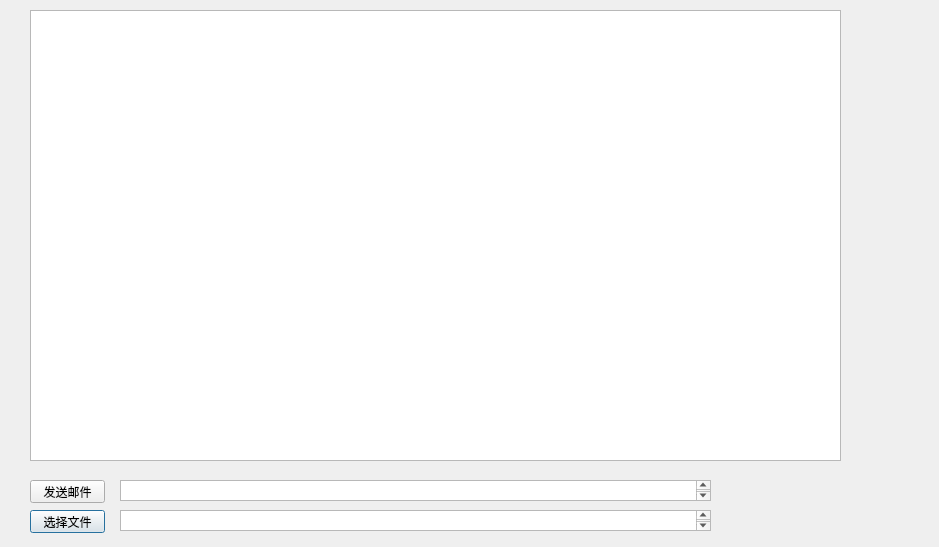
Before: the Qt Designer form sendmail.ui in grysgreat/QtMail, drawn with Qt 5.
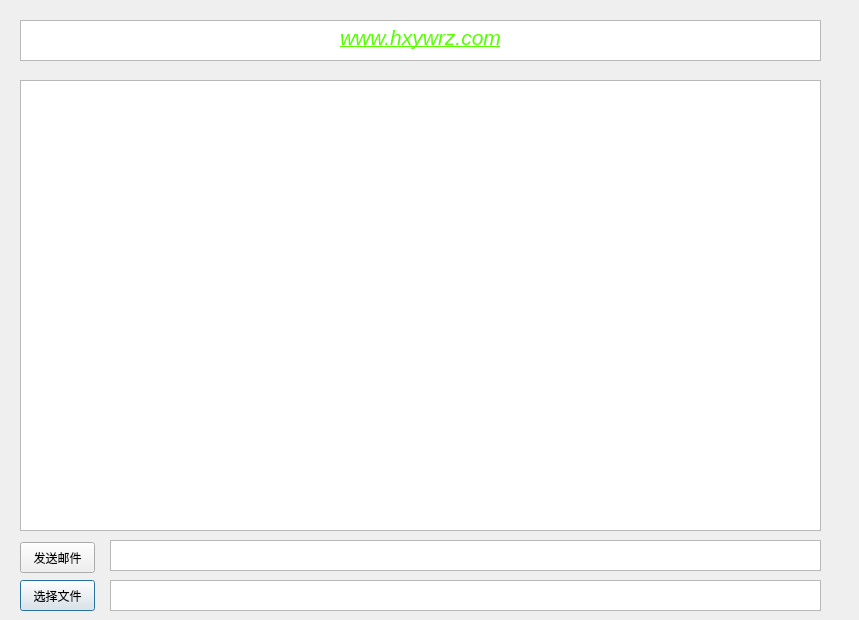
After: the same form once the commit is applied. Icons and pictures are not drawn.

Patch:
```diff
--- a/sendmail.ui
+++ b/sendmail.ui
@@ -6,30 +6,36 @@
    <rect>
     <x>0</x>
     <y>0</y>
-    <width>939</width>
-    <height>547</height>
+    <width>859</width>
+    <height>620</height>
    </rect>
   </property>
   <property name="windowTitle">
    <string>Dialog</string>
   </property>
+  <property name="styleSheet">
+   <string notr="true">border-image: url(:/pics/bkd.png);</string>
+  </property>
   <widget class="QTextEdit" name="textEdit">
    <property name="geometry">
     <rect>
-     <x>30</x>
-     <y>10</y>
-     <width>811</width>
+     <x>20</x>
+     <y>80</y>
+     <width>801</width>
      <height>451</height>
     </rect>
    </property>
+   <property name="styleSheet">
+    <string notr="true">border-image: url(:/pics/空白3.jpg);</string>
+   </property>
   </widget>
   <widget class="QPushButton" name="pushButton">
    <property name="geometry">
     <rect>
-     <x>30</x>
-     <y>510</y>
+     <x>20</x>
+     <y>580</y>
      <width>75</width>
-     <height>23</height>
+     <height>31</height>
     </rect>
    </property>
    <property name="text">
@@ -39,20 +45,20 @@
   <widget class="QTextBrowser" name="textBrowser">
    <property name="geometry">
     <rect>
-     <x>120</x>
-     <y>510</y>
-     <width>591</width>
-     <height>21</height>
+     <x>110</x>
+     <y>580</y>
+     <width>711</width>
+     <height>31</height>
     </rect>
    </property>
   </widget>
   <widget class="QPushButton" name="pushButton_2">
    <property name="geometry">
     <rect>
-     <x>30</x>
-     <y>480</y>
+     <x>20</x>
+     <y>542</y>
      <width>75</width>
-     <height>23</height>
+     <height>31</height>
     </rect>
    </property>
    <property name="text">
@@ -62,13 +68,30 @@
   <widget class="QTextEdit" name="textEdit_2">
    <property name="geometry">
     <rect>
-     <x>120</x>
-     <y>480</y>
-     <width>591</width>
-     <height>21</height>
+     <x>110</x>
+     <y>540</y>
+     <width>711</width>
+     <height>31</height>
     </rect>
    </property>
   </widget>
+  <widget class="QTextEdit" name="textEdit_3">
+   <property name="geometry">
+    <rect>
+     <x>20</x>
+     <y>20</y>
+     <width>801</width>
+     <height>41</height>
+    </rect>
+   </property>
+   <property name="html">
+    <string>&lt;!DOCTYPE HTML PUBLIC &quot;-//W3C//DTD HTML 4.0//EN&quot; &quot;http://www.w3.org/TR/REC-html40/strict.dtd&quot;&gt;
+&lt;html&gt;&lt;head&gt;&lt;meta name=&quot;qrichtext&quot; content=&quot;1&quot; /&gt;&lt;style type=&quot;text/css&quot;&gt;
+p, li { white-space: pre-wrap; }
+&lt;/style&gt;&lt;/head&gt;&lt;body style=&quot; font-family:'SimSun'; font-size:11.25pt; font-weight:400; font-style:normal;&quot;&gt;
+&lt;p align=&quot;center&quot; style=&quot; margin-top:0px; margin-bottom:0px; margin-left:0px; margin-right:0px; -qt-block-indent:0; text-indent:0px;&quot;&gt;&lt;span style=&quot; font-size:16pt; font-style:italic; text-decoration: underline; color:#55ff00;&quot;&gt;www.hxywrz.com&lt;/span&gt;&lt;/p&gt;&lt;/body&gt;&lt;/html&gt;</string>
+   </property>
+  </widget>
  </widget>
  <resources/>
  <connections/>
```
